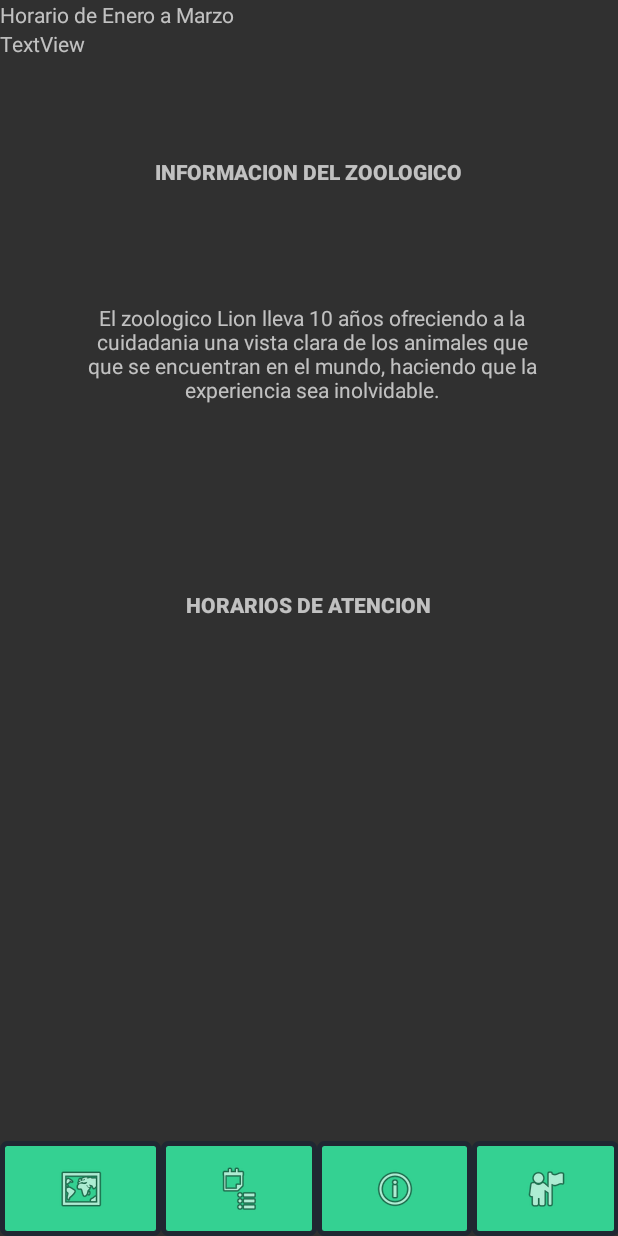
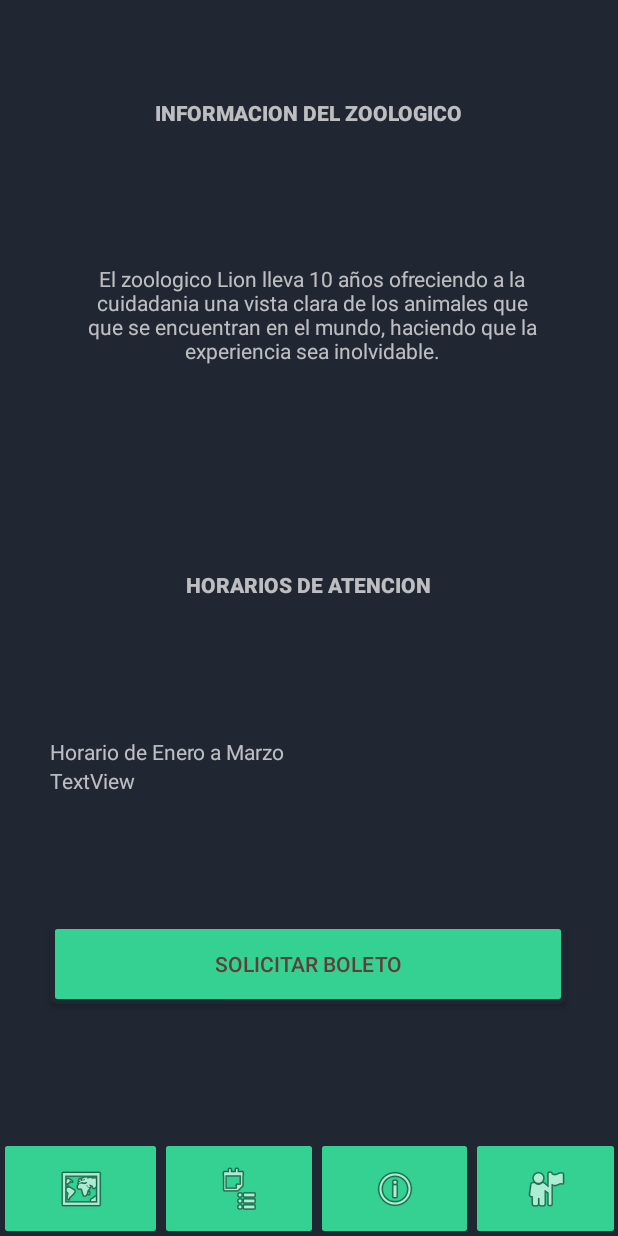
Before and after one commit to FaustoCCR/zooApp, an Android app: the CuartoActivity screen opened directly, with no data from a screen before it, on a phone screen of 412 x 824 dp. Run offline under Robolectric (Android 15) with nearby library versions, the phone set to English and light mode, and no system bars.

```diff
--- a/app/src/main/AndroidManifest.xml
+++ b/app/src/main/AndroidManifest.xml
@@ -9,6 +9,9 @@
         android:roundIcon="@mipmap/ic_launcher_round"
         android:supportsRtl="true"
         android:theme="@style/Theme.AppCompat.NoActionBar">
+        <activity
+            android:name=".SextoActivity"
+            android:exported="false" />
         <activity
             android:name=".QuintoActivity"
             android:exported="false" />
--- a/app/src/main/java/com/faustoc/zooapp/CuartoActivity.java
+++ b/app/src/main/java/com/faustoc/zooapp/CuartoActivity.java
@@ -18,4 +18,10 @@ public class CuartoActivity extends AppCompatActivity {
         Intent intent = new Intent(this, QuintoActivity.class);
         startActivity(intent);
     }
+
+    public void solicitarBoleto(View v){
+        Intent intent = new Intent(this, SextoActivity.class);
+        startActivity(intent);
+
+    }
 }
--- a/app/src/main/res/layout/activity_cuarto.xml
+++ b/app/src/main/res/layout/activity_cuarto.xml
@@ -4,7 +4,8 @@
     xmlns:tools="http://schemas.android.com/tools"
     android:layout_width="match_parent"
     android:layout_height="match_parent"
-    tools:context=".CuartoActivity">
+    tools:context=".CuartoActivity"
+    android:background="#202732">
 
     <TableRow
         android:id="@+id/tableRow"
@@ -31,7 +32,7 @@
             app:srcCompat="@android:drawable/ic_menu_agenda" />
 
         <ImageButton
-            android:id="@+id/imageButton4"
+            android:id="@+id/button_info"
             android:layout_width="103dp"
             android:layout_height="match_parent"
             android:background="@drawable/buttons_style"
@@ -54,15 +55,16 @@
         android:layout_width="wrap_content"
         android:layout_height="wrap_content"
         android:layout_marginStart="131dp"
-        android:layout_marginTop="45dp"
+        android:layout_marginTop="65dp"
         android:layout_marginEnd="131dp"
-        android:layout_marginBottom="578dp"
         android:fontFamily="sans-serif-black"
         android:text="@string/zoolo"
         app:layout_constraintBottom_toTopOf="@+id/tableRow"
         app:layout_constraintEnd_toEndOf="parent"
+        app:layout_constraintHorizontal_bias="0.508"
         app:layout_constraintStart_toStartOf="parent"
-        app:layout_constraintTop_toTopOf="parent" />
+        app:layout_constraintTop_toTopOf="parent"
+        app:layout_constraintVertical_bias="0.0" />
 
     <TextView
         android:id="@+id/textView11"
@@ -96,11 +98,31 @@
         app:layout_constraintStart_toStartOf="parent"
         app:layout_constraintTop_toBottomOf="@+id/textView11" />
 
+    <Button
+        android:id="@+id/bt_ticket"
+        android:layout_width="344dp"
+        android:layout_height="53dp"
+        android:layout_marginBottom="128dp"
+        android:background="@drawable/buttons_style"
+        android:onClick="solicitarBoleto"
+        android:text="@string/bt_requestTicket"
+        android:textColor="#5D4037"
+        app:layout_constraintBottom_toBottomOf="parent"
+        app:layout_constraintEnd_toEndOf="parent"
+        app:layout_constraintHorizontal_bias="0.492"
+        app:layout_constraintStart_toStartOf="parent"
+        app:layout_constraintTop_toBottomOf="@+id/tableLayout2" />
+
     <TableLayout
-        android:layout_width="337dp"
-        android:layout_height="249dp"
-        tools:layout_editor_absoluteX="37dp"
-        tools:layout_editor_absoluteY="352dp">
+        android:id="@+id/tableLayout2"
+        android:layout_width="344dp"
+        android:layout_height="97dp"
+        app:layout_constraintBottom_toBottomOf="@+id/tableRow"
+        app:layout_constraintEnd_toEndOf="parent"
+        app:layout_constraintHorizontal_bias="0.492"
+        app:layout_constraintStart_toStartOf="parent"
+        app:layout_constraintTop_toBottomOf="@+id/textView12"
+        app:layout_constraintVertical_bias="0.281">
 
         <TableRow
             android:layout_width="match_parent"
--- a/app/src/main/res/layout/activity_main.xml
+++ b/app/src/main/res/layout/activity_main.xml
@@ -11,7 +11,7 @@
         android:id="@+id/imageView"
         android:layout_width="120dp"
         android:layout_height="120dp"
-        android:layout_marginTop="48dp"
+        android:layout_marginTop="65dp"
         app:layout_constraintEnd_toEndOf="parent"
         app:layout_constraintHorizontal_bias="0.498"
         app:layout_constraintStart_toStartOf="parent"
--- a/app/src/main/res/layout/activity_segundo.xml
+++ b/app/src/main/res/layout/activity_segundo.xml
@@ -33,7 +33,7 @@
             app:srcCompat="@android:drawable/ic_menu_agenda" />
 
         <ImageButton
-            android:id="@+id/imageButton4"
+            android:id="@+id/button_info"
             android:layout_width="103dp"
             android:layout_height="match_parent"
             android:background="@drawable/buttons_style"
@@ -63,7 +63,7 @@
         android:id="@+id/editTextTextPersonName2"
         android:layout_width="346dp"
         android:layout_height="55dp"
-        android:layout_marginTop="32dp"
+        android:layout_marginTop="65dp"
         android:backgroundTint="#34D192"
         android:ems="10"
         android:hint="@string/placeholder3"
@@ -78,6 +78,7 @@
         android:id="@+id/linearLayout2"
         android:layout_width="wrap_content"
         android:layout_height="wrap_content"
+        android:layout_marginBottom="8dp"
         android:orientation="horizontal"
         app:layout_constraintBottom_toTopOf="@+id/tableRow"
         app:layout_constraintEnd_toEndOf="parent"
--- a/app/src/main/res/layout/activity_tercero.xml
+++ b/app/src/main/res/layout/activity_tercero.xml
@@ -32,7 +32,7 @@
             app:srcCompat="@android:drawable/ic_menu_agenda" />
 
         <ImageButton
-            android:id="@+id/imageButton4"
+            android:id="@+id/button_info"
             android:layout_width="103dp"
             android:layout_height="match_parent"
             android:background="@drawable/buttons_style"
@@ -55,7 +55,7 @@
         android:layout_width="172dp"
         android:layout_height="wrap_content"
         android:layout_marginStart="55dp"
-        android:layout_marginTop="68dp"
+        android:layout_marginTop="65dp"
         android:backgroundTint="#34D192"
         android:ems="10"
         android:hint="@string/placeholder4"
```
Also changed, not shown: app/src/main/java/com/faustoc/zooapp/SextoActivity.java (added, +14 -0 lines), app/src/main/res/layout/activity_quinto.xml (+8 -6 lines), app/src/main/res/layout/activity_sexto.xml (added, +93 -0 lines), app/src/main/res/values/strings.xml (+21 -0 lines).
